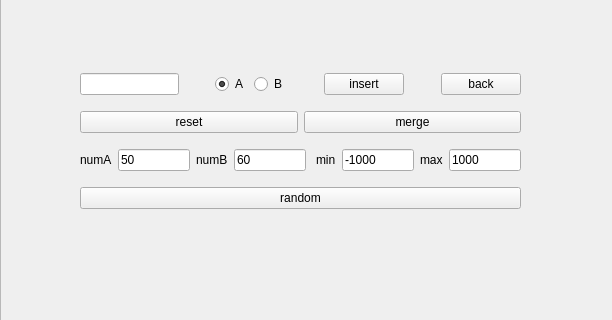
HSPK/algorithm_merge, file mainwindow.ui: the form before one commit; both pictures show x 440 to 1052 and y 187 to 507 of the 1052 by 668 pixel window.
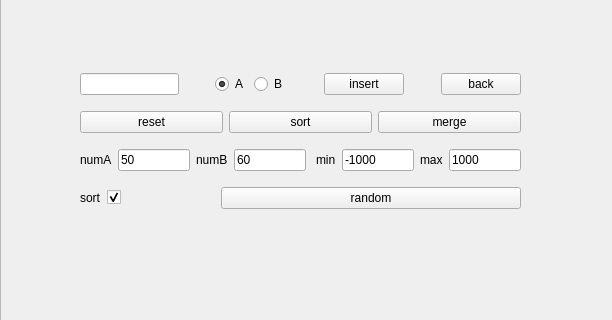
The form after the commit.

```diff
--- a/mainwindow.ui
+++ b/mainwindow.ui
@@ -14,7 +14,7 @@
    <string>MainWindow</string>
   </property>
   <widget class="QWidget" name="centralwidget">
-   <widget class="QWidget" name="">
+   <widget class="QWidget" name="layoutWidget">
     <property name="geometry">
      <rect>
       <x>60</x>
@@ -149,7 +149,7 @@
      </item>
     </layout>
    </widget>
-   <widget class="QWidget" name="">
+   <widget class="QWidget" name="layoutWidget">
     <property name="geometry">
      <rect>
       <x>520</x>
@@ -249,6 +249,13 @@
          </property>
         </widget>
        </item>
+       <item>
+        <widget class="QPushButton" name="pb_sort">
+         <property name="text">
+          <string>sort</string>
+         </property>
+        </widget>
+       </item>
        <item>
         <widget class="QPushButton" name="pb_merge">
          <property name="text">
@@ -333,8 +340,44 @@
      </item>
      <item>
       <layout class="QHBoxLayout" name="horizontalLayout_9">
+       <item>
+        <widget class="QLabel" name="label_8">
+         <property name="text">
+          <string>sort</string>
+         </property>
+        </widget>
+       </item>
+       <item>
+        <widget class="QCheckBox" name="cb_sort">
+         <property name="text">
+          <string/>
+         </property>
+         <property name="checked">
+          <bool>true</bool>
+         </property>
+        </widget>
+       </item>
+       <item>
+        <spacer name="horizontalSpacer_4">
+         <property name="orientation">
+          <enum>Qt::Horizontal</enum>
+         </property>
+         <property name="sizeHint" stdset="0">
+          <size>
+           <width>40</width>
+           <height>20</height>
+          </size>
+         </property>
+        </spacer>
+       </item>
        <item>
         <widget class="QPushButton" name="pb_random">
+         <property name="minimumSize">
+          <size>
+           <width>300</width>
+           <height>0</height>
+          </size>
+         </property>
          <property name="text">
           <string>random</string>
          </property>
```
